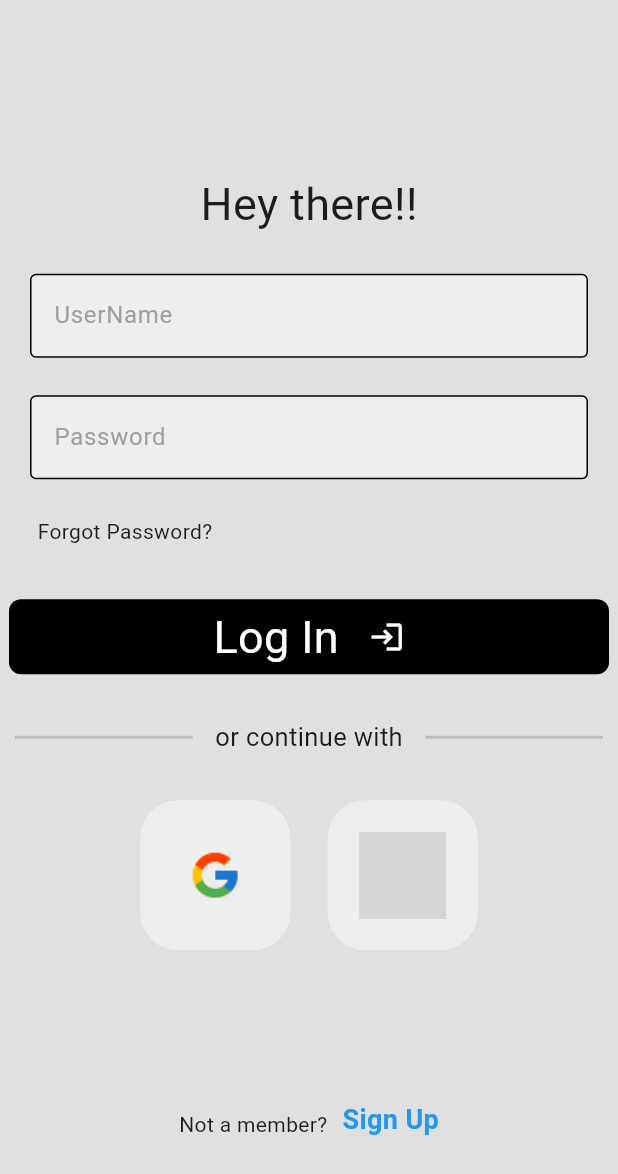
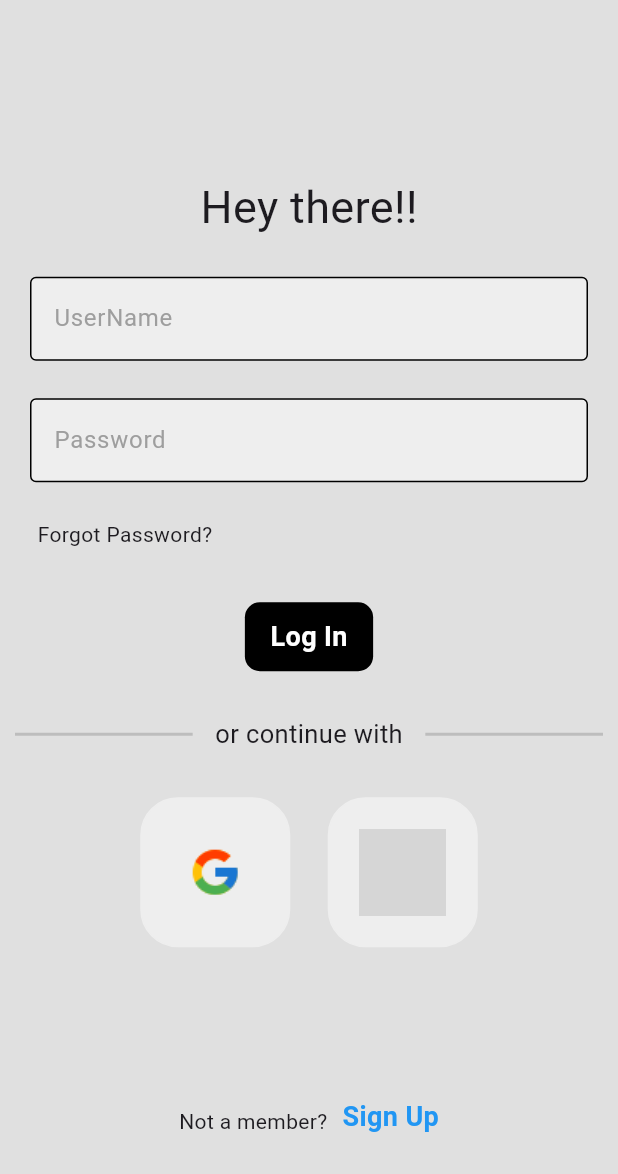
Before and after one commit to Sushrutha05/InTent, a Flutter app: the screen it shows after launch, on a phone screen of 412 x 824 dp. Shown: the top 1174 px of the screen. Run offline on Flutter 3.47's test engine with Material 3 defaults, Android fonts, the phone set to English and light mode, and no system bars; our stand-ins replace smooth_page_indicator; grey boxes are pictures that could not be loaded.

Commit message:
Login UI Improvements

```diff
--- a/lib/components/my_button.dart
+++ /dev/null
@@ -1,32 +0,0 @@
-import 'package:flutter/material.dart';
-
-class MyButton extends StatelessWidget{
-
-  final Function()? onTap;
-
-  const MyButton({super.key, required this.onTap });
-
-  @override
-  Widget build(BuildContext context) {
-    return GestureDetector(
-
-      child:Container(
-        decoration: BoxDecoration(borderRadius: BorderRadius.circular(8),color: Colors.black,),
-        height: 50,
-        width: 400,
-        child: Center(
-          child: Row(
-            mainAxisAlignment: MainAxisAlignment.center,
-            children: [
-              Text(
-                "Log In",
-                style: TextStyle(color: Colors.white, fontSize: 30),
-              ),const SizedBox(width: 20),
-              Icon(Icons.login, color: Colors.white,)
-            ],
-          ),
-        ),
-      ),
-    );
-  }
-}
--- a/lib/main.dart
+++ b/lib/main.dart
@@ -1,8 +1,6 @@
 //import 'package:firebase_core/firebase_core.dart';
 import 'package:flutter/material.dart';
 import 'pages/login_page.dart';
-import 'pages/signin_page.dart';
-import 'pages/onboard_page.dart';
 
 
 void main() async {
@@ -17,10 +15,7 @@ class MyApp extends StatelessWidget{
   Widget build(BuildContext context) {
       return MaterialApp(
           debugShowCheckedModeBanner: false,
-          //home: OnboardingScreen(),
           home: LoginPage()
-          //home: SignInPage()
-
       );
   }
 }
--- a/lib/pages/login_page.dart
+++ b/lib/pages/login_page.dart
@@ -1,8 +1,8 @@
 import 'package:flutter/material.dart';
-import 'package:student_dating_app/components/my_button.dart';
 import 'package:student_dating_app/components/my_textfield.dart';
 import 'package:student_dating_app/components/square_tile.dart';
 import 'package:student_dating_app/pages/home_page.dart';
+import 'package:student_dating_app/pages/onboard_page.dart';
 import 'package:student_dating_app/pages/signin_page.dart';
 
 class LoginPage extends StatelessWidget{
@@ -69,8 +69,19 @@ class LoginPage extends StatelessWidget{
                 //Sign in
 
                 const SizedBox(height: 10,),
-                MyButton(
-                  onTap: signUserIn,
+                Container(
+                  padding: const EdgeInsets.symmetric(horizontal: 17, vertical: 10),
+                  decoration: BoxDecoration(borderRadius: BorderRadius.circular(10),color: Colors.black,),
+                  child: GestureDetector(
+                    onTap: (){
+                      Navigator.push(context,
+                          MaterialPageRoute(builder: (context) => HomePage()));
+                    },
+                    child: Text(
+                        "Log In",
+                        style: TextStyle(color: Colors.white, fontWeight: FontWeight.bold, fontSize: 18)
+                    ),
+                  ),
                 ),
 
 
--- a/lib/pages/signin_page.dart
+++ b/lib/pages/signin_page.dart
@@ -1,5 +1,4 @@
 import 'package:flutter/material.dart';
-import 'package:student_dating_app/components/my_button.dart';
 import 'package:student_dating_app/components/my_textfield.dart';
 import 'package:student_dating_app/components/square_tile.dart';
 import 'package:student_dating_app/pages/onboard_page.dart';
@@ -52,7 +51,7 @@ class SignInPage extends StatelessWidget{
 
                   const SizedBox(height: 20),
                   Container(
-                    padding: const EdgeInsets.symmetric(horizontal: 175, vertical: 10),
+                    padding: const EdgeInsets.symmetric(horizontal: 17, vertical: 10),
                     decoration: BoxDecoration(borderRadius: BorderRadius.circular(10),color: Colors.black,),
 
                     child:
```
Also changed, not shown: lib/pages/home_page.dart (+7 -3 lines).
